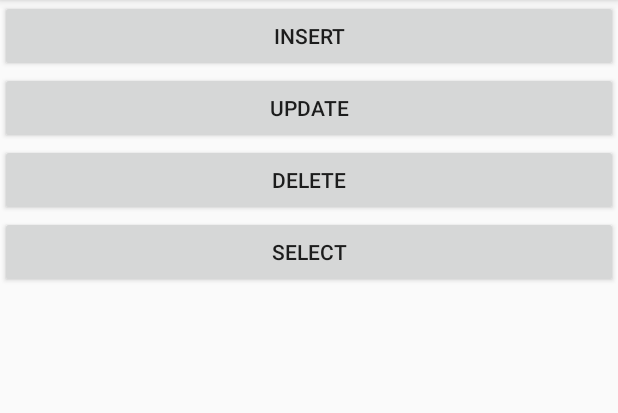
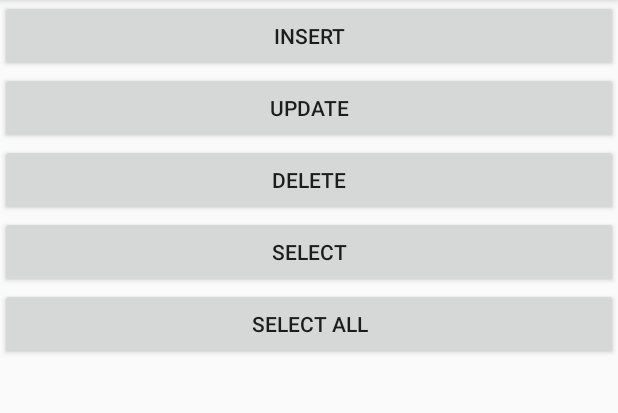
Before and after one commit to milos85vasic/Kotlin-Serbia-Working-With-Databases, an Android app: the screen it shows after launch (MainActivity), after a tap on "UPDATE", on a phone screen of 412 x 824 dp, the part 84-497 px from its top. Run offline under Robolectric (Android 15) with nearby library versions, the phone set to English and light mode, and no system bars.

Commit message:
Kotlin Serbia - Dealing with Databases: Working on database stuff - DONE.

```diff
--- a/KotlinSerbia-DealingwithDatabases/app/src/main/java/net/milosvasic/conferences/kotlin_serbia/BasicActivity.kt
+++ b/KotlinSerbia-DealingwithDatabases/app/src/main/java/net/milosvasic/conferences/kotlin_serbia/BasicActivity.kt
@@ -45,6 +45,14 @@ abstract class BasicActivity : AppCompatActivity() {
                 result.forEach { student -> Log.v(tag, student.toString()) }
             }).start()
         }
+
+        select_all.setOnClickListener {
+            Thread({
+                val result = doSelectAll()
+                Log.i(tag, "Select All [ items: ${result.size} ]")
+                result.forEach { student -> Log.v(tag, student.toString()) }
+            }).start()
+        }
     }
 
     abstract fun doInsert(): Boolean
@@ -55,6 +63,8 @@ abstract class BasicActivity : AppCompatActivity() {
 
     abstract fun doSelect(): List<Student>
 
+    abstract fun doSelectAll(): List<Student>
+
     private fun logResult(result: Boolean, msg: String) {
         if (result) {
             Log.i(tag, msg)
--- a/KotlinSerbia-DealingwithDatabases/app/src/main/java/net/milosvasic/conferences/kotlin_serbia/MainActivity.kt
+++ b/KotlinSerbia-DealingwithDatabases/app/src/main/java/net/milosvasic/conferences/kotlin_serbia/MainActivity.kt
@@ -24,9 +24,9 @@ class MainActivity : BasicActivity() {
 
     override fun doUpdate(): Boolean {
         val student0 = students[0]
-        val student1 = students[0]
+        val student1 = students[1]
         student0.firstName = "CHANGED"
-        student0.lastName = "CHANGED"
+        student1.lastName = "CHANGED"
 
         // UPDATE:
         return Db.update(student0, student1)
@@ -47,4 +47,9 @@ class MainActivity : BasicActivity() {
         return Db.select(Pair(DbHelper.FIRST_NAME, "Nikola"))
     }
 
+    override fun doSelectAll(): List<Student> {
+        // SELECT:
+        return Db.select()
+    }
+
 }
--- a/KotlinSerbia-DealingwithDatabases/app/src/main/java/net/milosvasic/conferences/kotlin_serbia/common/Db.kt
+++ b/KotlinSerbia-DealingwithDatabases/app/src/main/java/net/milosvasic/conferences/kotlin_serbia/common/Db.kt
@@ -82,8 +82,28 @@ object Db : Crud<Student> {
     }
 
     override fun update(vararg what: Student): Boolean {
-
-        return false
+        db.beginTransaction()
+        var updated = 0
+        what.forEach {
+            item ->
+            val values = ContentValues()
+            values.put(DbHelper.FIRST_NAME, item.firstName)
+            values.put(DbHelper.LAST_NAME, item.lastName)
+            values.put(DbHelper.YEAR, item.yearOfBirth)
+            db.update(
+                    DbHelper.TABLE,
+                    values,
+                    "_id = ?",
+                    arrayOf(item.id.toString())
+            )
+            updated++
+        }
+        val result = updated == what.size
+        if (result) {
+            db.setTransactionSuccessful()
+        }
+        db.endTransaction()
+        return result
     }
 
     override fun update(what: Collection<Student>): Boolean {
--- a/KotlinSerbia-DealingwithDatabases/app/src/main/res/layout/activity_main.xml
+++ b/KotlinSerbia-DealingwithDatabases/app/src/main/res/layout/activity_main.xml
@@ -28,4 +28,10 @@
         android:layout_height="wrap_content"
         android:text="@string/select" />
 
+    <Button
+        android:id="@+id/select_all"
+        android:layout_width="match_parent"
+        android:layout_height="wrap_content"
+        android:text="@string/select_all" />
+
 </LinearLayout>
--- a/KotlinSerbia-DealingwithDatabases/app/src/main/res/values/strings.xml
+++ b/KotlinSerbia-DealingwithDatabases/app/src/main/res/values/strings.xml
@@ -4,4 +4,5 @@
     <string name="delete">Delete</string>
     <string name="select">Select</string>
     <string name="update">Update</string>
+    <string name="select_all">Select All</string>
 </resources>
```
